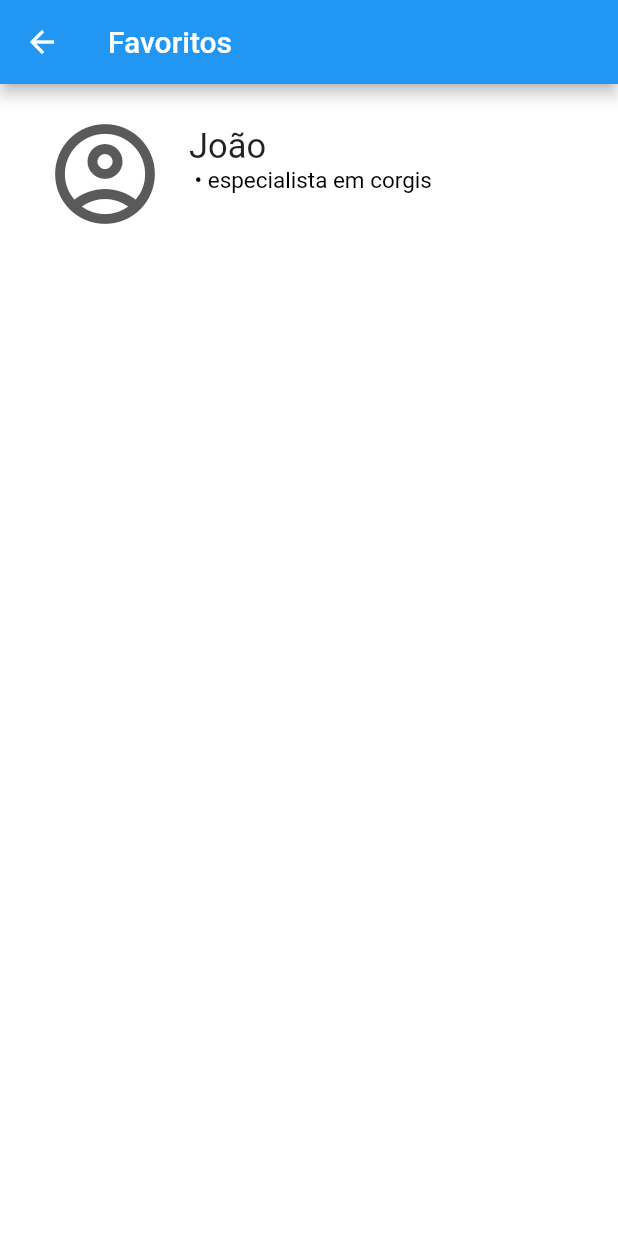
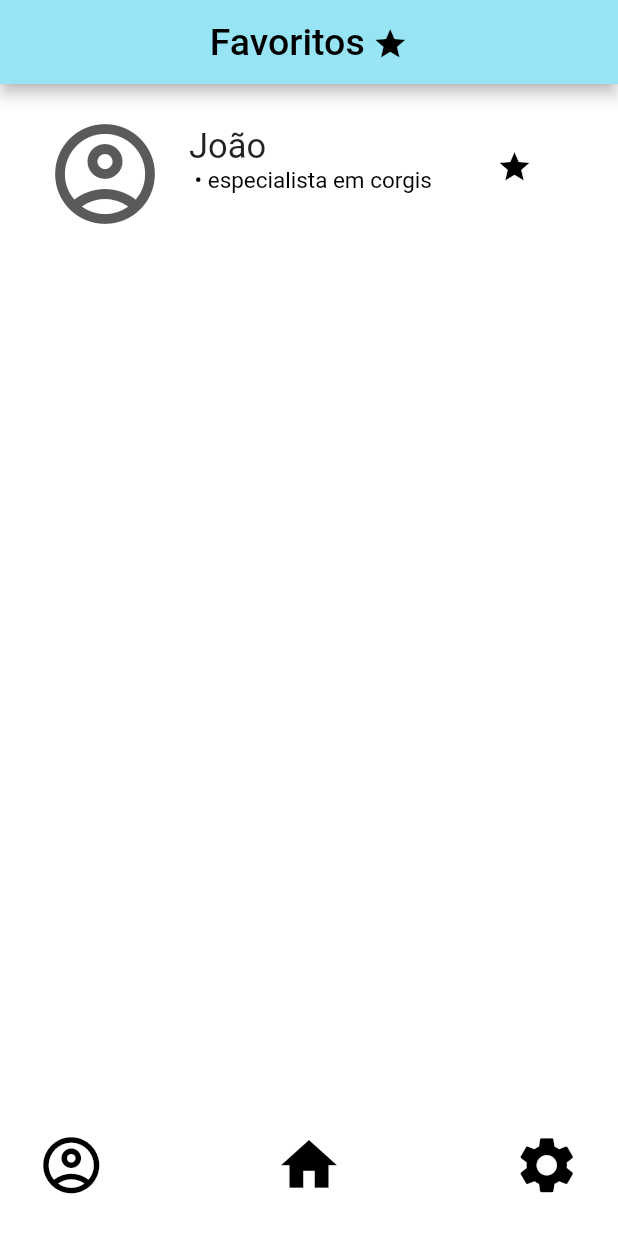
Before and after one commit to Ja1zinh0/app_medico, a Flutter app: the TelaFavoritos screen opened by its route, on a phone screen of 412 x 824 dp. Shown: the top 1233 px of the screen. Run offline on Flutter 3.47's test engine with Material 2 defaults, Android fonts, the light colour scheme and no system bars; drawn by our look-alikes of google_nav_bar; our stand-ins replace font_awesome_flutter.

Commit message:
Adição da BottomNavBar + detalhes na tela de Fav

```diff
--- /dev/null
+++ b/lib/components/bottomBar.dart
@@ -0,0 +1,37 @@
+import 'package:flutter/material.dart';
+import 'package:google_nav_bar/google_nav_bar.dart';
+
+Widget CustomBottom(context) {
+  return Container(
+
+    decoration: const BoxDecoration(
+      color: Colors.white,
+    ),
+    child: SafeArea(
+      child: GNav(
+        tabs: [
+          GButton(
+            onPressed: () {
+               Navigator.pushNamed(context, 'editarPerfil', arguments: null);
+            },
+            icon: Icons.account_circle_outlined,
+            iconSize: 45,
+          ),
+          GButton(
+            onPressed: () {
+               Navigator.pushNamed(context, 'telaPrincipal', arguments: null);
+            },
+            icon: Icons.home,
+            iconSize: 45,
+          ),
+          GButton(
+            onPressed: () {
+            },
+            icon: Icons.settings,
+            iconSize: 45,
+          ),
+        ],
+      ),
+    ),
+  );
+}
--- a/lib/view/tela_favoritos.dart
+++ b/lib/view/tela_favoritos.dart
@@ -1,3 +1,4 @@
+import '../components/bottomBar.dart';
 import '../model/profissional.dart';
 import 'package:flutter/material.dart';
 
@@ -19,6 +20,7 @@ class _TelaFavoritosState extends State<TelaFavoritos> {
   @override
   void initState() {
     lista.add(Profissional('João', 'especialista em corgis'));
+
     index = -1;
     super.initState();
   }
@@ -27,8 +29,37 @@ class _TelaFavoritosState extends State<TelaFavoritos> {
   Widget build(BuildContext context) {
     return Scaffold(
       backgroundColor: Colors.white,
-      appBar: AppBar(title: const Text('Favoritos')),
-      body: Column(children: [Expanded(child: listarContatos())]),
+      appBar: AppBar(
+        automaticallyImplyLeading: false,
+        backgroundColor: const Color(0xFF96E4F4),
+        title: Row(
+          mainAxisAlignment: MainAxisAlignment.center,
+          children: const [
+            Text(
+              'Favoritos',
+              style: TextStyle(
+                color: Colors.black,
+                fontSize: 25,
+              ),
+            ),
+            Padding(
+              padding: EdgeInsets.only(left: 5, top: 3),
+              child: Icon(
+                Icons.star,
+                color: Colors.black,
+              ),
+            ),
+          ],
+        ),
+      ),
+      body: Column(
+        children: [
+          Expanded(
+            child: listarContatos(),
+          ),
+        ],
+      ),
+      bottomNavigationBar: CustomBottom(context),
     );
   }
 
@@ -38,10 +69,11 @@ class _TelaFavoritosState extends State<TelaFavoritos> {
         itemBuilder: (context, index) {
           return Column(
             children: [
-              Card(
-                color: Colors.white,
-                elevation: 0,
-                child: ListTile(
+              InkWell(
+                onTap: () {},
+                child: Card(
+                  elevation: 0,
+                  child: ListTile(
                     leading: Container(
                         padding: const EdgeInsets.only(bottom: 20, left: 10),
                         child: const Icon(
@@ -54,9 +86,9 @@ class _TelaFavoritosState extends State<TelaFavoritos> {
                         child: Text(
                           lista[index].nome,
                           style: const TextStyle(
-                              fontSize: 23),
-                        )
-                      ),
+                            fontSize: 23,
+                          ),
+                        )),
                     subtitle: Text(
                       ' • ${lista[index].especializacao}',
                       style: const TextStyle(
@@ -65,8 +97,25 @@ class _TelaFavoritosState extends State<TelaFavoritos> {
                       ),
                     ),
                     //Remover
-
+                    trailing: Padding(
+                      padding: const EdgeInsets.only(
+                        top: 14.0,
+                        right: 25,
+                      ),
+                      child: IconButton(
+                        onPressed: () {
+                          setState(() {
+                            lista.removeAt(index);
+                          });
+                        },
+                        icon: const Icon(
+                          Icons.star,
+                          color: Colors.black,
+                        ),
+                      ),
                     ),
+                  ),
+                ),
               ),
             ],
           );
--- a/pubspec.yaml
+++ b/pubspec.yaml
@@ -35,6 +35,7 @@ dependencies:
   # The following adds the Cupertino Icons font to your application.
   # Use with the CupertinoIcons class for iOS style icons.
   cupertino_icons: ^1.0.2
+  google_nav_bar: ^5.0.6
   font_awesome_flutter: ^10.4.0
   google_maps_flutter: ^2.1.1
 
```
Also changed, not shown: lib/components/customAppBar.dart (+8 -15 lines), pubspec.lock.
